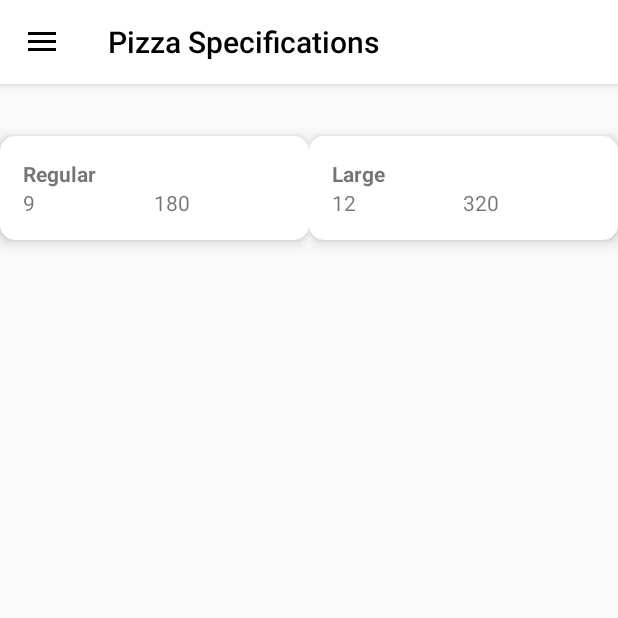
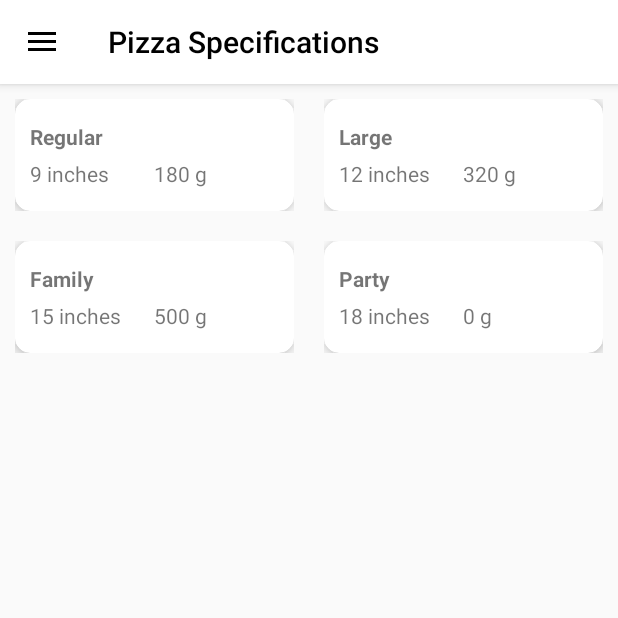
Before and after one commit to emm-an-uel/marcellina-pizzas, an Android app: the screen it shows after launch (MainActivity), in the side drawer, after a tap on "Pizza Specifications", on a phone screen of 412 x 824 dp, the top half of it. Run offline under Robolectric (Android 15) with nearby library versions, the phone set to English and light mode, and no system bars; our stand-ins replace navigation-ui; libraries missing offline, so code that uses them is left out: com.beust.klaxon.

Commit message:
used string resource

```diff
--- a/app/src/main/java/com/example/marcellinapizzas/specs/RVAdapterSpecs.kt
+++ b/app/src/main/java/com/example/marcellinapizzas/specs/RVAdapterSpecs.kt
@@ -5,6 +5,7 @@
 import android.view.ViewGroup
 import android.widget.TextView
 import androidx.recyclerview.widget.RecyclerView
+import com.example.marcellinapizzas.MainActivity
 import com.example.marcellinapizzas.R
 
 class RVAdapterSpecs(
@@ -25,10 +26,11 @@
     }
 
     override fun onBindViewHolder(holder: NewViewHolder, position: Int) {
+        val context = holder.tvName.context
         val pizzaSpecifications = pizzaSpecs[position]
         holder.tvName.text = pizzaSpecifications.name
-        holder.tvSize.text = pizzaSpecifications.size.toString()
-        holder.tvWeight.text = pizzaSpecifications.weight.toString()
+        holder.tvSize.text = (context as MainActivity).resources.getString(R.string.pizza_size, pizzaSpecifications.size.toString())
+        holder.tvWeight.text = (context as MainActivity).resources.getString(R.string.pizza_weight, pizzaSpecifications.weight.toString())
     }
 
     override fun getItemCount(): Int {
--- a/app/src/main/res/layout/pizza_specs_item.xml
+++ b/app/src/main/res/layout/pizza_specs_item.xml
@@ -2,12 +2,13 @@
 <LinearLayout xmlns:android="http://schemas.android.com/apk/res/android"
     xmlns:app="http://schemas.android.com/apk/res-auto"
     android:layout_width="match_parent"
-    android:layout_height="match_parent">
+    android:layout_height="wrap_content"
+    android:layout_gravity="center"
+    android:layout_margin="10dp">
 
     <androidx.cardview.widget.CardView
         android:layout_width="match_parent"
         android:layout_height="wrap_content"
-        android:layout_gravity="center"
         app:cardCornerRadius="10dp"
         app:cardElevation="6dp">
 
@@ -15,12 +16,14 @@
             android:layout_width="match_parent"
             android:layout_height="match_parent"
             android:orientation="vertical"
-            android:padding="15dp">
+            android:paddingHorizontal="10dp"
+            android:paddingVertical="15dp">
 
             <TextView
                 android:id="@+id/tvName"
                 android:layout_width="match_parent"
                 android:layout_height="wrap_content"
+                android:layout_marginBottom="5dp"
                 android:text="Name"
                 android:textStyle="bold" />
 
@@ -34,14 +37,14 @@
                     android:layout_width="0dp"
                     android:layout_height="wrap_content"
                     android:layout_weight="1"
-                    android:text="Size" />
+                    android:text="@string/pizza_size" />
 
                 <TextView
                     android:id="@+id/tvWeight"
                     android:layout_width="0dp"
                     android:layout_height="wrap_content"
                     android:layout_weight="1"
-                    android:text="Weight" />
+                    android:text="@string/pizza_weight" />
 
             </LinearLayout>
 
--- a/app/src/main/res/values/strings.xml
+++ b/app/src/main/res/values/strings.xml
@@ -25,6 +25,7 @@
         <item>Parsley</item>
         <item>Herbs</item>
     </string-array>
-    <!-- TODO: Remove or change this placeholder text -->
-    <string name="hello_blank_fragment">Hello blank fragment</string>
+
+    <string name="pizza_weight">%s g</string>
+    <string name="pizza_size">%s inches</string>
 </resources>
```
